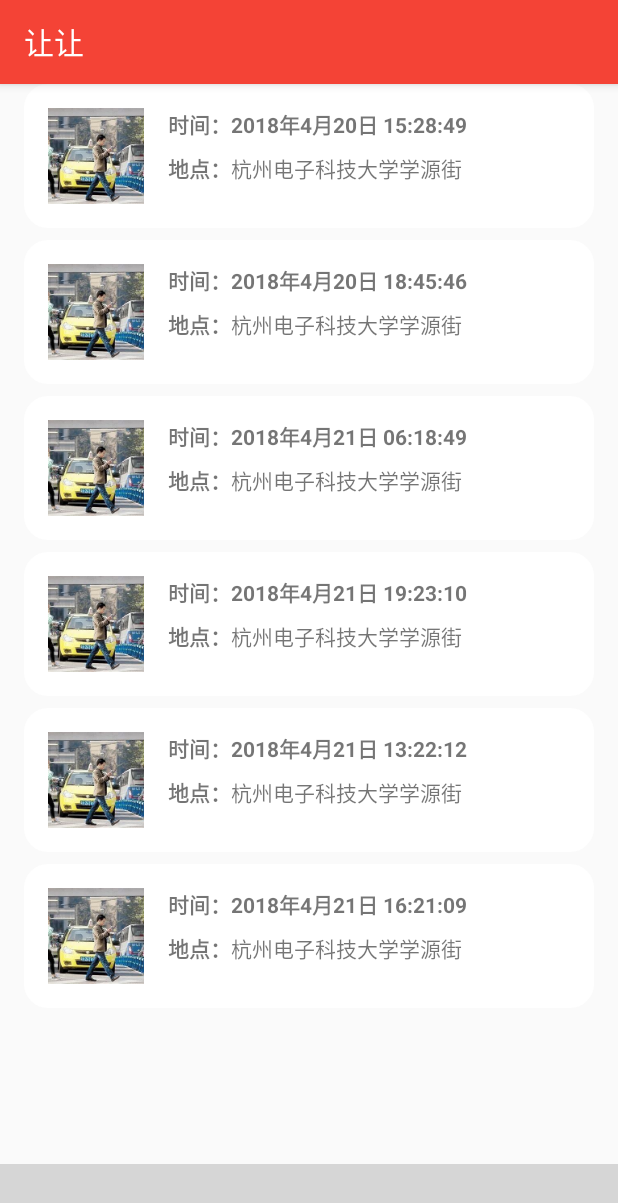
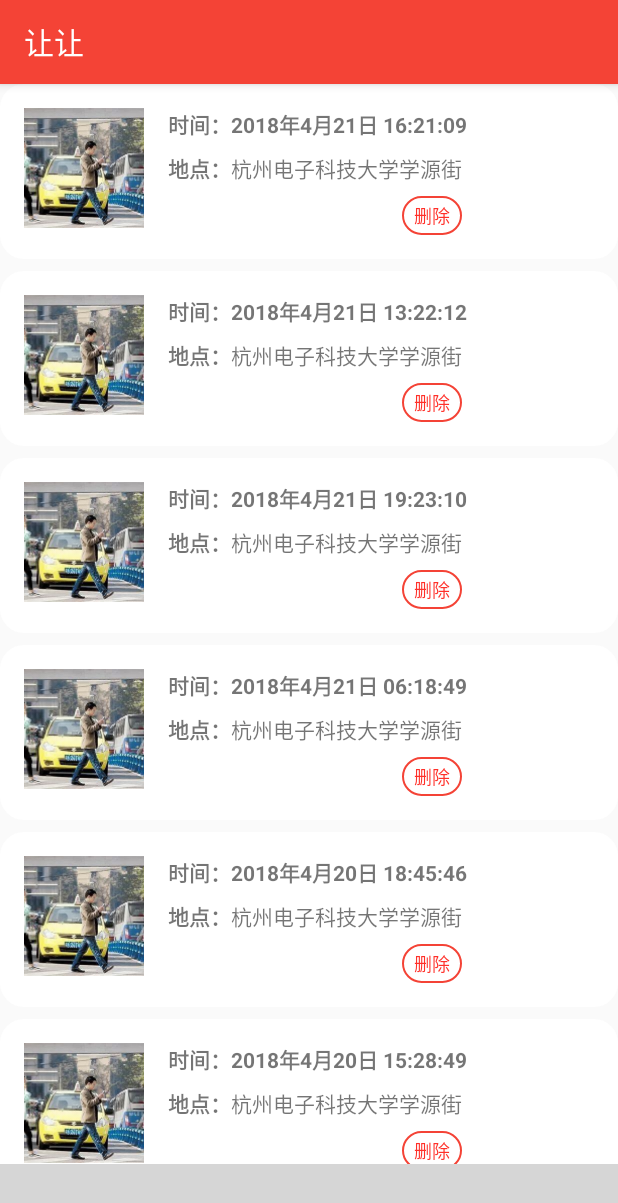
Before and after one commit to JaylenHsieh/Rangrang, an Android app: the fragment HistoryFragment placed in its activity, on a phone screen of 412 x 824 dp. Shown: the top 1203 px of the screen. Run offline under Robolectric (Android 15) with nearby library versions, the phone set to English and light mode, and no system bars; plain views replace BottomBar; 1 statement that could not run was skipped; grey boxes are pictures that could not be loaded.

Commit message:
更改列表逻辑，支持删除数据，加入日历选择界面

```diff
--- a/app/src/main/java/com/newe/rangrang/HistoryFragment.java
+++ b/app/src/main/java/com/newe/rangrang/HistoryFragment.java
@@ -53,11 +53,12 @@ public class HistoryFragment extends Fragment {
         HistoryBean h4 = new HistoryBean("2018年4月21日 19:23:10","杭州电子科技大学学源街",R.mipmap.img_road);
         HistoryBean h5 = new HistoryBean("2018年4月21日 13:22:12","杭州电子科技大学学源街",R.mipmap.img_road);
         HistoryBean h6 = new HistoryBean("2018年4月21日 16:21:09","杭州电子科技大学学源街",R.mipmap.img_road);
+        mHistoryList.add(h6);
+        mHistoryList.add(h5);
+        mHistoryList.add(h4);
+        mHistoryList.add(h3);
+        mHistoryList.add(h2);
         mHistoryList.add(h1);
-        mHistoryList.add(h2);
-        mHistoryList.add(h3);
-        mHistoryList.add(h4);
-        mHistoryList.add(h5);
-        mHistoryList.add(h6);
+
     }
 }
--- a/app/src/main/java/com/newe/rangrang/adapter/HistoryAdapter.java
+++ b/app/src/main/java/com/newe/rangrang/adapter/HistoryAdapter.java
@@ -24,12 +24,14 @@ public class HistoryAdapter extends RecyclerView.Adapter<HistoryAdapter.MyViewHo
         ImageView photo;
         TextView time;
         TextView location;
+        TextView btnDalete;
 
         public MyViewHolder(View view){
             super(view);
             photo = view.findViewById(R.id.img_photo);
             time = view.findViewById(R.id.tv_time);
             location = view.findViewById(R.id.tv_location);
+            btnDalete = view.findViewById(R.id.tv_delete);
         }
     }
 
@@ -42,6 +44,14 @@ public class HistoryAdapter extends RecyclerView.Adapter<HistoryAdapter.MyViewHo
     public MyViewHolder onCreateViewHolder(@NonNull ViewGroup parent, int viewType) {
         View view = LayoutInflater.from(parent.getContext()).inflate(R.layout.item_history, parent,false);
         final MyViewHolder holder = new MyViewHolder(view);
+        holder.btnDalete.setOnClickListener(new View.OnClickListener() {
+            @Override
+            public void onClick(View view) {
+                int position = holder.getAdapterPosition();
+                mHistoryList.remove(position);
+                notifyItemRemoved(position);
+            }
+        });
         return holder;
     }
 
--- /dev/null
+++ b/app/src/main/res/drawable/bg_history_button.xml
@@ -0,0 +1,14 @@
+<?xml version="1.0" encoding="utf-8"?>
+<shape xmlns:android="http://schemas.android.com/apk/res/android">
+    <corners android:radius="160dp"/>
+    <solid android:color="#fff" />
+    <padding
+        android:top="4dp"
+        android:bottom="4dp"
+        android:right="8dp"
+        android:left="8dp"/>
+
+    <stroke
+        android:width="1dp"
+        android:color="@color/colorPrimary"/>
+</shape>
--- a/app/src/main/res/layout/item_history.xml
+++ b/app/src/main/res/layout/item_history.xml
@@ -6,14 +6,12 @@
     android:layout_height="wrap_content"
     android:background="@drawable/bg_list"
     android:padding="16dp"
-    android:layout_marginStart="16dp"
-    android:layout_marginEnd="16dp"
     android:layout_marginBottom="8dp">
 
     <ImageView
         android:id="@+id/img_photo"
-        android:layout_width="64dp"
-        android:layout_height="64dp"
+        android:layout_width="80dp"
+        android:layout_height="80dp"
         android:scaleType="centerCrop"
         android:src="@mipmap/img_road"
         app:layout_constraintStart_toStartOf="parent"
@@ -56,4 +54,16 @@
         app:layout_constraintStart_toEndOf="@+id/textView2"
         app:layout_constraintTop_toTopOf="@+id/textView2" />
 
+    <TextView
+        android:id="@+id/tv_delete"
+        android:layout_width="wrap_content"
+        android:layout_height="wrap_content"
+        android:layout_marginTop="8dp"
+        android:background="@drawable/bg_history_button"
+        android:text="删除"
+        android:textColor="#ff3029"
+        android:textSize="12sp"
+        app:layout_constraintEnd_toEndOf="@+id/tv_location"
+        app:layout_constraintTop_toBottomOf="@+id/tv_location" />
+
 </android.support.constraint.ConstraintLayout>
```
Also changed, not shown: app/src/main/res/layout/fragment_profile.xml (+26 -4 lines), app/src/main/res/values/styles.xml (+13 -0 lines).
